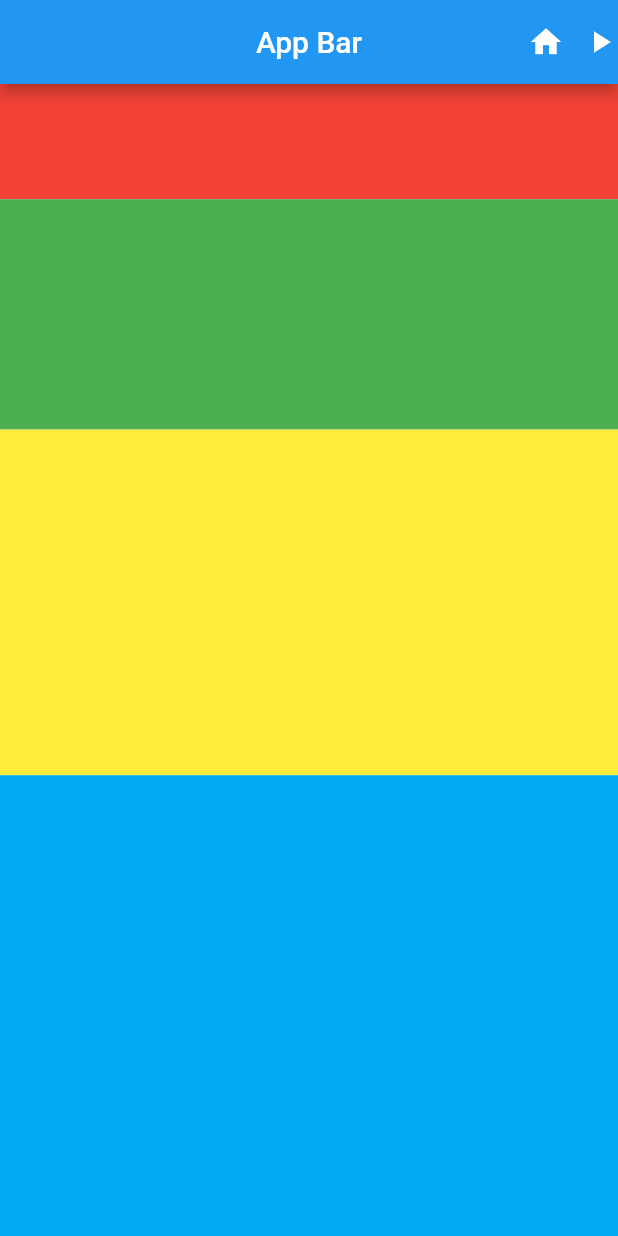
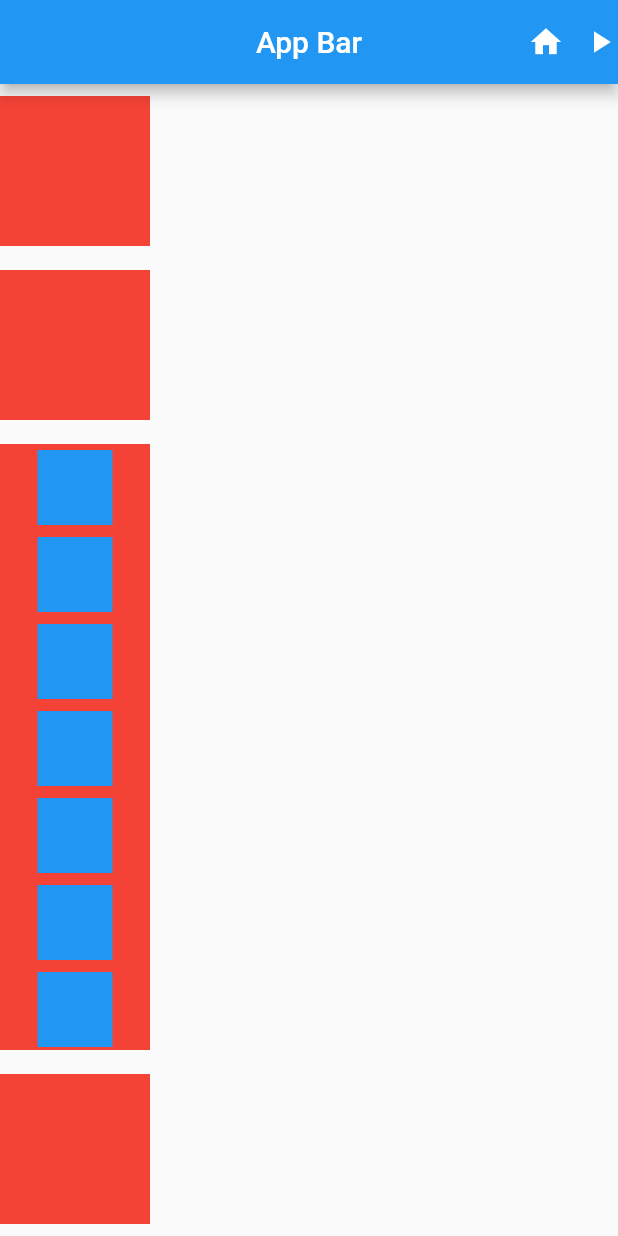
Before and after one commit to rachel-park-dev/my_flutter_project, a Flutter app: the screen it shows after launch, on a phone screen of 412 x 824 dp. Run offline on Flutter 3.47's test engine with Material 2 defaults, Android fonts, the phone set to English and light mode, and no system bars.

Commit message:
#feat expanded & scroll view.

```diff
--- a/lib/main.dart
+++ b/lib/main.dart
@@ -38,29 +38,87 @@
   @override
   Widget build(BuildContext context) {
     return Column(children: [
-      Flexible(
-        flex: 1,
+      Container(
+        width: 100,
+        height: 100,
+        color: Colors.red,
+        margin: const EdgeInsets.symmetric(vertical: 8),
+      ),
+      Container(
+        width: 100,
+        height: 100,
+        color: Colors.red,
+        margin: const EdgeInsets.symmetric(vertical: 8),
+      ),
+      Expanded(
         child: Container(
+            width: 100,
+            height: 100,
             color: Colors.red,
+            margin: const EdgeInsets.symmetric(vertical: 8),
+            child: SingleChildScrollView(
+                child: Column(children: [
+              Container(
+                width: 50,
+                height: 50,
+                color: Colors.blue,
+                margin: const EdgeInsets.symmetric(vertical: 4),
               ),
+              Container(
+                width: 50,
+                height: 50,
+                color: Colors.blue,
+                margin: const EdgeInsets.symmetric(vertical: 4),
               ),
-      Flexible(
-        flex: 2,
-        child: Container(
-          color: Colors.green,
+              Container(
+                width: 50,
+                height: 50,
+                color: Colors.blue,
+                margin: const EdgeInsets.symmetric(vertical: 4),
               ),
+              Container(
+                width: 50,
+                height: 50,
+                color: Colors.blue,
+                margin: const EdgeInsets.symmetric(vertical: 4),
               ),
-      Flexible(
-        flex: 3,
-        child: Container(
-          color: Colors.yellow,
+              Container(
+                width: 50,
+                height: 50,
+                color: Colors.blue,
+                margin: const EdgeInsets.symmetric(vertical: 4),
               ),
+              Container(
+                width: 50,
+                height: 50,
+                color: Colors.blue,
+                margin: const EdgeInsets.symmetric(vertical: 4),
               ),
-      Flexible(
-        flex: 4,
-        child: Container(
-          color: Colors.lightBlue,
+              Container(
+                width: 50,
+                height: 50,
+                color: Colors.blue,
+                margin: const EdgeInsets.symmetric(vertical: 4),
               ),
+              Container(
+                width: 50,
+                height: 50,
+                color: Colors.blue,
+                margin: const EdgeInsets.symmetric(vertical: 4),
+              ),
+              Container(
+                width: 50,
+                height: 50,
+                color: Colors.blue,
+                margin: const EdgeInsets.symmetric(vertical: 4),
+              ),
+            ]))),
+      ),
+      Container(
+        width: 100,
+        height: 100,
+        color: Colors.red,
+        margin: const EdgeInsets.symmetric(vertical: 8),
       ),
     ]);
   }
```
Lines whose indentation alone changed are shown as unchanged.
